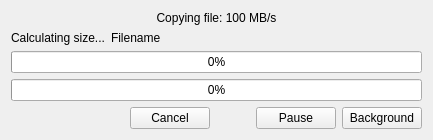
The window that qt-app/src/progressdialogs/ccopymovedialog.ui (VioletGiraffe/file-commander) describes before a commit, drawn with Qt 5.
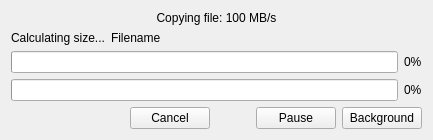
The same window after the commit. Custom widgets are drawn as their Qt base class.

The edit to the form file:
```diff
--- a/qt-app/src/progressdialogs/ccopymovedialog.ui
+++ b/qt-app/src/progressdialogs/ccopymovedialog.ui
@@ -58,18 +58,46 @@
     </layout>
    </item>
    <item>
+    <layout class="QHBoxLayout" name="horizontalLayout_5">
+     <item>
     <widget class="QProgressBar" name="_fileProgress">
      <property name="value">
       <number>0</number>
      </property>
-    </widget>
-   </item>
+       <property name="textVisible">
+        <bool>false</bool>
+       </property>
+      </widget>
+     </item>
+     <item>
+      <widget class="QLabel" name="_fileProgressText">
+       <property name="text">
+        <string>0%</string>
+       </property>
+      </widget>
+     </item>
+    </layout>
+   </item>
+   <item>
+    <layout class="QHBoxLayout" name="horizontalLayout_4">
    <item>
     <widget class="CProgressBarTaskbar" name="_overallProgress">
      <property name="value">
       <number>0</number>
      </property>
-    </widget>
+       <property name="textVisible">
+        <bool>false</bool>
+       </property>
+      </widget>
+     </item>
+     <item>
+      <widget class="QLabel" name="_overallProgressText">
+       <property name="text">
+        <string>0%</string>
+       </property>
+      </widget>
+     </item>
+    </layout>
    </item>
    <item>
     <layout class="QHBoxLayout" name="horizontalLayout_2">
```
Lines whose indentation alone changed are shown as unchanged.
